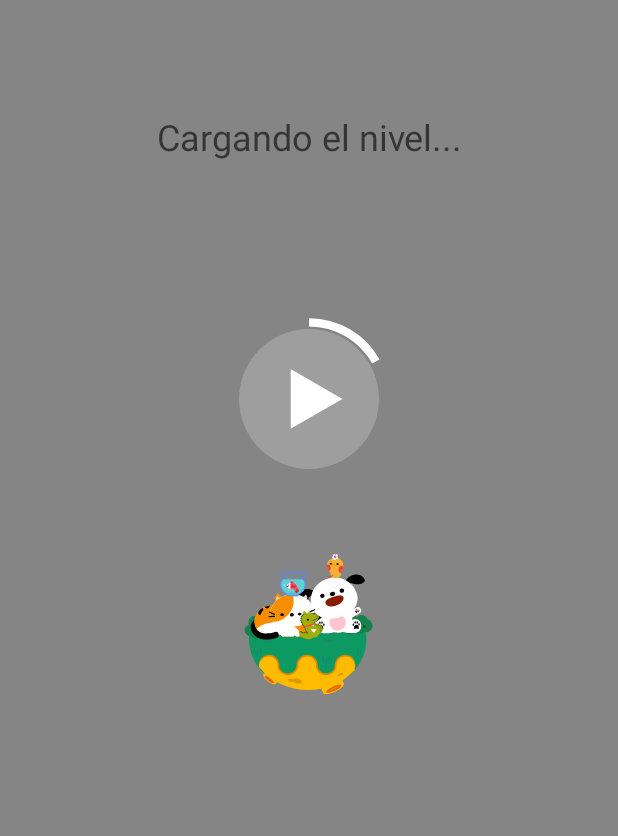
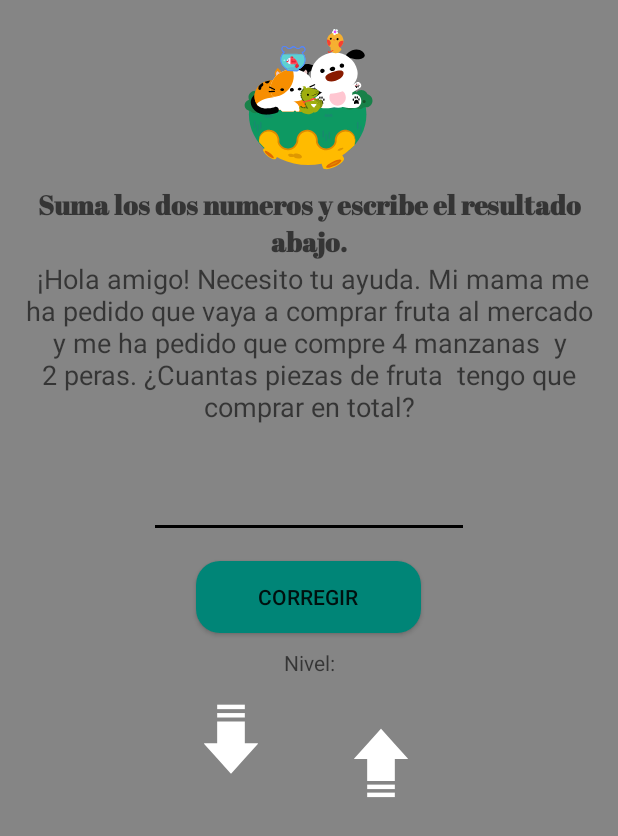
Before and after one commit to TheHypnoo/LaJunglaMatematica, an Android app: the layout activity_nivel.xml on its own in the app's theme, with its tools: preview values and no code run, on a phone screen of 412 x 824 dp. Shown: the top 836 px of the screen. Run offline under Robolectric (Android 15) with nearby library versions, the phone set to English and light mode, and no system bars; Roboto replaces fonts that are not available here.

Commit message:
Suma y resta añadidos. Falta enunciado de Restas y añadir más niveles y sumas. Ya guarda todo y lo carga correctamente, además puedes cambiar a un nivel anterior para seguir donde lo dejaste o ir superando el siguiente... Añadido dos nuevos arrows para subir o bajar de lvl.

```diff
--- a/app/src/main/res/layout/activity_nivel.xml
+++ b/app/src/main/res/layout/activity_nivel.xml
@@ -28,7 +28,8 @@
             android:gravity="center"
             android:hint="Cargando el nivel..."
             android:textSize="24sp"
-            android:visibility="visible" />
+            android:visibility="visible"
+            tools:visibility="gone" />
 
         <com.airbnb.lottie.LottieAnimationView
             android:id="@+id/loadingAnimation"
@@ -39,7 +40,8 @@
             app:lottie_autoPlay="true"
             app:lottie_loop="false"
             app:lottie_rawRes="@raw/next"
-            tools:ignore="MissingConstraints" />
+            tools:ignore="MissingConstraints"
+            tools:visibility="gone" />
 
         <com.airbnb.lottie.LottieAnimationView
             android:id="@+id/AnimalAnimation"
@@ -59,7 +61,8 @@
             android:layout_width="match_parent"
             android:layout_height="match_parent"
             android:orientation="horizontal"
-            android:visibility="gone">
+            android:visibility="gone"
+            tools:visibility="visible">
 
             <LinearLayout
                 android:layout_width="match_parent"
@@ -160,6 +163,48 @@
                         android:layout_width="match_parent"
                         android:layout_height="10dp" />
 
+                    <TextView
+                        android:id="@+id/textlvl"
+                        android:layout_width="match_parent"
+                        android:layout_height="wrap_content"
+                        android:gravity="center"
+                        android:hint="Nivel:" />
+
+                    <LinearLayout
+                        android:layout_width="match_parent"
+                        android:layout_height="match_parent"
+                        android:gravity="center"
+                        android:orientation="horizontal">
+
+                        <com.airbnb.lottie.LottieAnimationView
+                            android:id="@+id/lvlDown"
+                            android:layout_width="100dp"
+                            android:layout_height="100dp"
+                            android:layout_gravity="left"
+                            android:clickable="true"
+                            android:focusable="true"
+                            android:visibility="gone"
+                            app:lottie_autoPlay="true"
+                            app:lottie_loop="true"
+                            app:lottie_rawRes="@raw/lvldown"
+                            tools:ignore="MissingConstraints"
+                            tools:visibility="visible" />
+
+                        <com.airbnb.lottie.LottieAnimationView
+                            android:id="@+id/lvlUP"
+                            android:layout_width="100dp"
+                            android:layout_height="100dp"
+                            android:layout_gravity="right"
+                            android:clickable="true"
+                            android:focusable="true"
+                            android:visibility="gone"
+                            app:lottie_autoPlay="true"
+                            app:lottie_loop="true"
+                            app:lottie_rawRes="@raw/lvlup"
+                            tools:ignore="MissingConstraints"
+                            tools:visibility="visible" />
+                    </LinearLayout>
+
                 </LinearLayout>
 
             </LinearLayout>
```
Also changed, not shown: app/src/main/java/com/sergigonzalez/lajunglamatematica/Nivel.kt (+141 -35 lines), app/src/main/java/com/sergigonzalez/lajunglamatematica/menuPrincipal.kt (+12 -11 lines), app/src/main/res/raw/lvldown.json (added, +1 -0 lines), app/src/main/res/raw/lvlup.json (added, +1 -0 lines).
